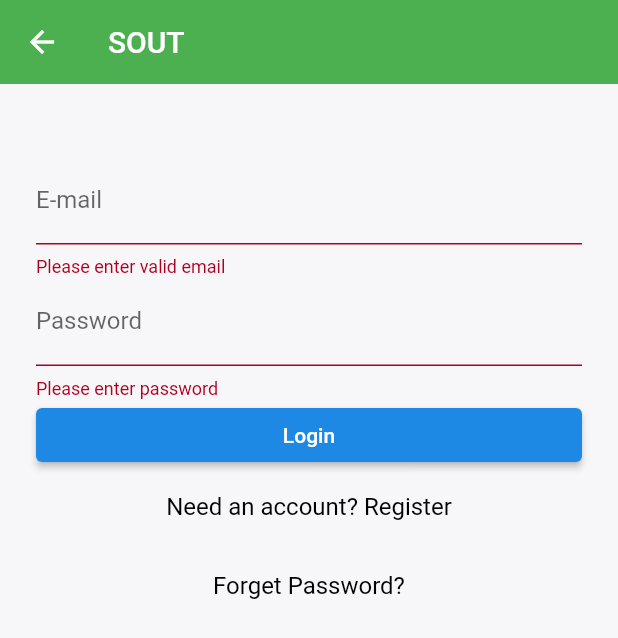
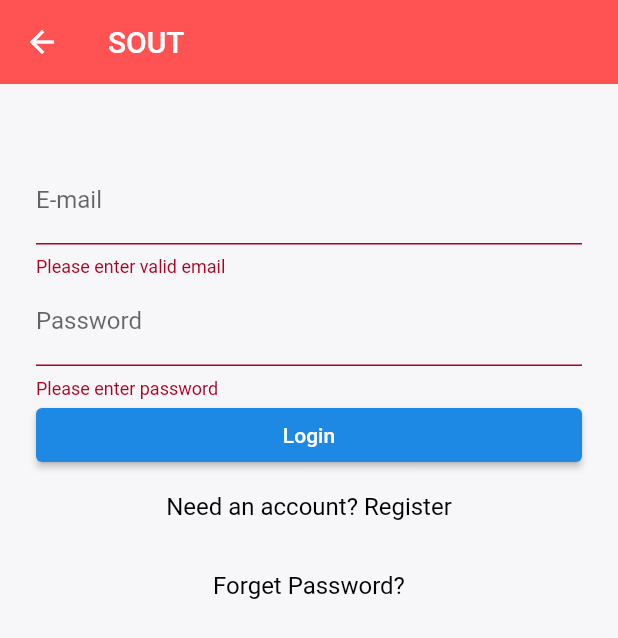
Before and after one commit to GraduationProjectITIG/SoutFlutterApp, a Flutter app: the screen it shows after launch, after a tap on "Login", on a phone screen of 412 x 824 dp. Shown: the top 638 px of the screen. Run offline on Flutter 3.47's test engine with Material 2 defaults, Android fonts, the phone set to English and light mode, and no system bars; our stand-ins replace audioplayers, cloud_firestore, file, firebase_auth, firebase_core, firebase_storage and 11 more; missing offline and left inert: dart:ffi, flutter_audio_recorder, gender_selector; accounts and stored records are empty.

Commit message:
fixing issues

```diff
--- a/lib/Screens/home/homeNotTemp.dart
+++ b/lib/Screens/home/homeNotTemp.dart
@@ -94,7 +94,7 @@ class _HomeState extends State<Home> {
                 postId: post.id,
                 ownerName: post.owner["name"],
                 ownerImg: post.owner["picURL"],
-                img: post.image,
+                img: post.image.toString(),
                 description: post.description,
                 date: DateFormat('yyyy-MM-dd')
                     .format(post.date.toDate())
--- a/lib/Screens/login.dart
+++ b/lib/Screens/login.dart
@@ -129,15 +129,17 @@ class MyCustomFormState extends State<MyCustomForm> {
                       if (!_formKey.currentState.validate()) {
                         return;
                       }
-                      uss = await sL<UserBloc>().login(
-                          _emailController.text, _passwordController.text);
-
-                      if (sL<UserBloc>().isLogin) {
-                        Navigator.push(
-                            context,
-                            MaterialPageRoute(
-                                builder: (context) => Home(user: uss)));
-                      }
+                      await uss
+                          .login(
+                              _emailController.text, _passwordController.text)
+                          .then((value) {
+                        if (uss.islogin) {
+                          Navigator.push(
+                              context,
+                              MaterialPageRoute(
+                                  builder: (context) => Home(user: uss)));
+                        }
+                      });
                     },
                     child: Text('Login'),
                   ),
--- a/lib/Screens/notifications/notifications.dart
+++ b/lib/Screens/notifications/notifications.dart
@@ -85,7 +85,7 @@ class _NotificationsState extends State<Notifications> {
             }
           }
           return Scaffold(
-            drawer: buildDrawer(context),
+            drawer: buildDrawer(context, user: this.widget.user),
             appBar: this.appBar,
             body: Container(
               width: mediaQuery.size.width,
--- a/lib/theme.dart
+++ b/lib/theme.dart
@@ -3,20 +3,22 @@ import 'package:flutter/material.dart';
 
 final ThemeData themeDataDark = ThemeData(
   brightness: Brightness.dark,
-  accentColor: Colors.green.shade600,
-  cursorColor: Colors.green[600],
-  colorScheme: ColorScheme.dark(primary: Colors.green[600]),
-  textSelectionColor: Colors.green[200],
-  textSelectionHandleColor: Colors.green,
-  hoverColor: Colors.green,
-  splashColor: Colors.green[900],
+  accentColor: Colors.redAccent,
+  cursorColor: Colors.redAccent,
+  // colorScheme: Colors.redAccent,
+  textSelectionColor: Colors.redAccent,
+  textSelectionHandleColor: Colors.redAccent,
+  hoverColor: Colors.redAccent,
+  splashColor: Colors.redAccent,
   cardColor: Colors.black54,
   dialogTheme: DialogTheme(
     shape: RoundedRectangleBorder(
       borderRadius: BorderRadius.circular(16.0),
     ),
   ),
-  iconTheme: IconThemeData(color: Colors.green[700]),
+  iconTheme: IconThemeData(
+    color: Colors.redAccent,
+  ),
   textTheme: const TextTheme(
     bodyText1: TextStyle(fontSize: 16, color: Colors.white),
   ),
@@ -32,7 +34,7 @@ final ThemeData themeDataDark = ThemeData(
   buttonTheme: ButtonThemeData(
     textTheme: ButtonTextTheme.primary,
     colorScheme: ColorScheme.dark(),
-    buttonColor: Colors.green,
+    buttonColor: Colors.redAccent,
     shape: RoundedRectangleBorder(
       borderRadius: BorderRadius.circular(16.0),
     ),
@@ -99,13 +101,13 @@ final ThemeData themeDataLight = ThemeData(
   ),
   buttonTheme: ButtonThemeData(
     textTheme: ButtonTextTheme.primary,
-    buttonColor: Colors.green,
+    buttonColor: Colors.redAccent,
     shape: RoundedRectangleBorder(
       borderRadius: BorderRadius.circular(16.0),
     ),
   ),
   appBarTheme: const AppBarTheme(
-    color: Colors.green,
+    color: Colors.redAccent,
     elevation: 0,
   ),
 );
```
